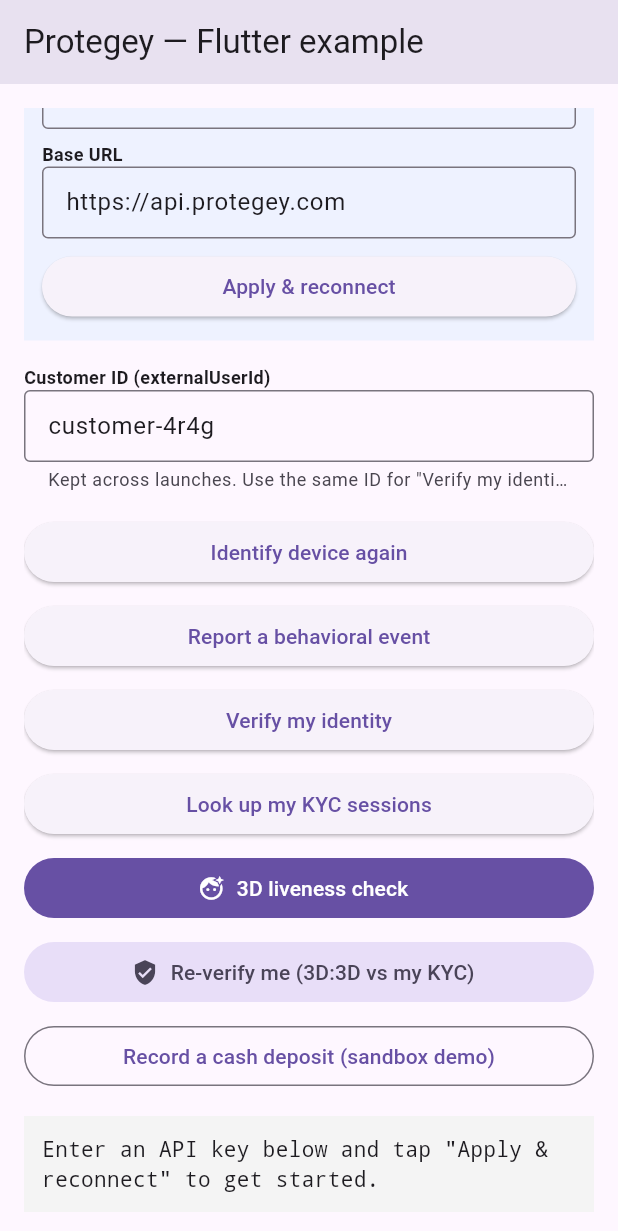
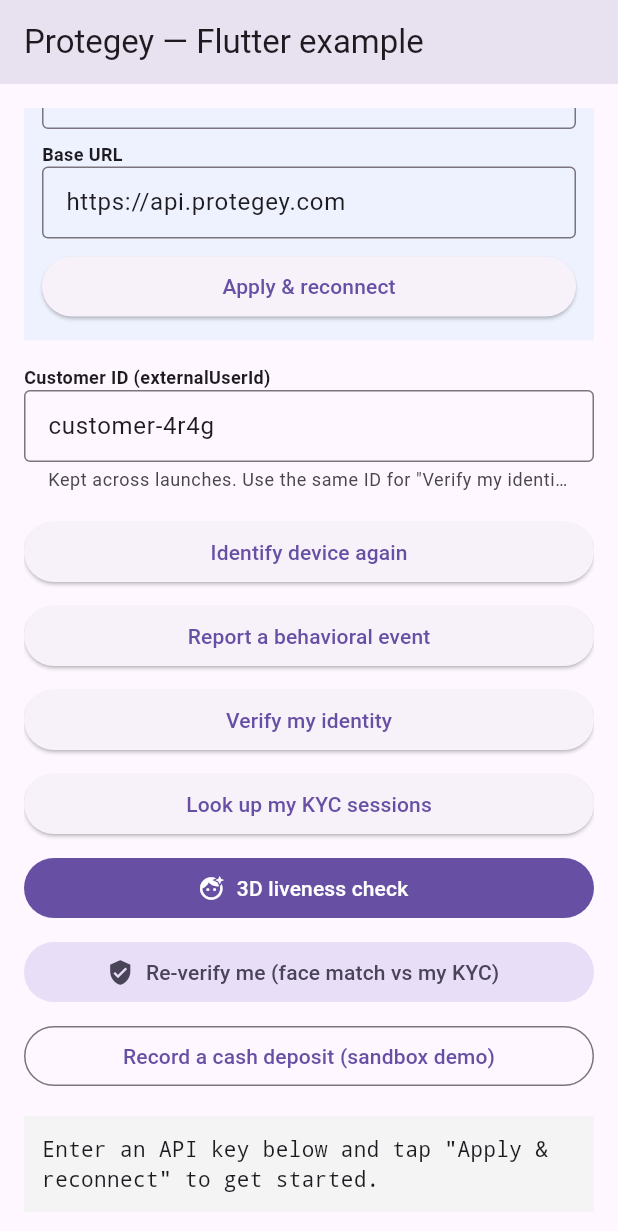
Before and after one commit to protegey/protegey_example_flutter, a Flutter app: the screen it shows after launch, scrolled down 199 dp, on a phone screen of 412 x 824 dp. Shown: the top 1231 px of the screen. Run offline on Flutter 3.47's test engine with Material 3 defaults, Android fonts, the phone set to English and light mode, and no system bars; our stand-ins replace permission_handler, shared_preferences; missing offline and left inert: protegey_sdk.

Commit message:
docs: neutral re-verification wording

```diff
--- a/lib/main.dart
+++ b/lib/main.dart
@@ -48,7 +48,7 @@ class _HomePageState extends State<HomePage> {
   Protegey? _protegey;
   final _apiKeyController = TextEditingController();
   final _baseUrlController = TextEditingController();
-  // Editable and remembered across launches: a re-verification (3D:3D) must use the SAME customer
+  // Editable and remembered across launches: a re-verification (face match) must use the SAME customer
   // id as that person's earlier KYC — a fresh random id on every launch could never match.
   final _customerIdController = TextEditingController(text: _randomCustomerId);
   String get _customerId => _customerIdController.text.trim().isEmpty ? _randomCustomerId : _customerIdController.text.trim();
@@ -347,7 +347,7 @@ class _HomePageState extends State<HomePage> {
             const SizedBox(height: 8),
             FilledButton.icon(onPressed: () => _startLiveness(reverify: false), icon: const Icon(Icons.face_retouching_natural), label: const Text('3D liveness check')),
             const SizedBox(height: 8),
-            FilledButton.tonalIcon(onPressed: () => _startLiveness(reverify: true), icon: const Icon(Icons.verified_user), label: const Text('Re-verify me (3D:3D vs my KYC)')),
+            FilledButton.tonalIcon(onPressed: () => _startLiveness(reverify: true), icon: const Icon(Icons.verified_user), label: const Text('Re-verify me (face match vs my KYC)')),
             const SizedBox(height: 8),
             OutlinedButton(onPressed: _recordCashDeposit, child: const Text('Record a cash deposit (sandbox demo)')),
             const SizedBox(height: 16),
```
